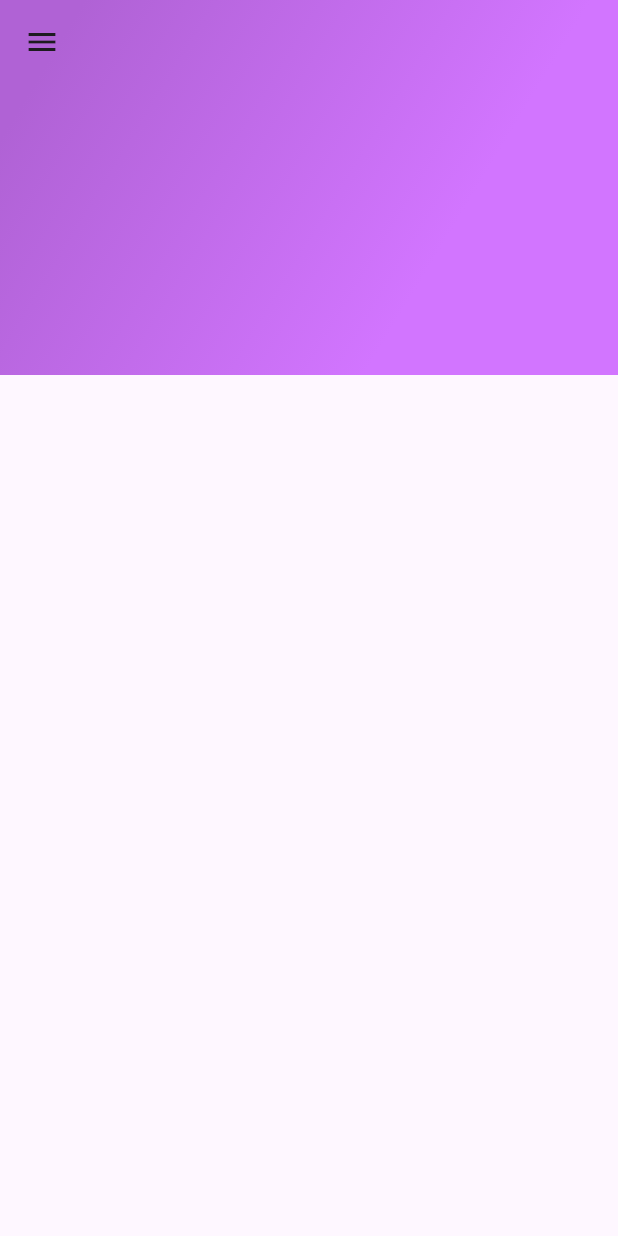
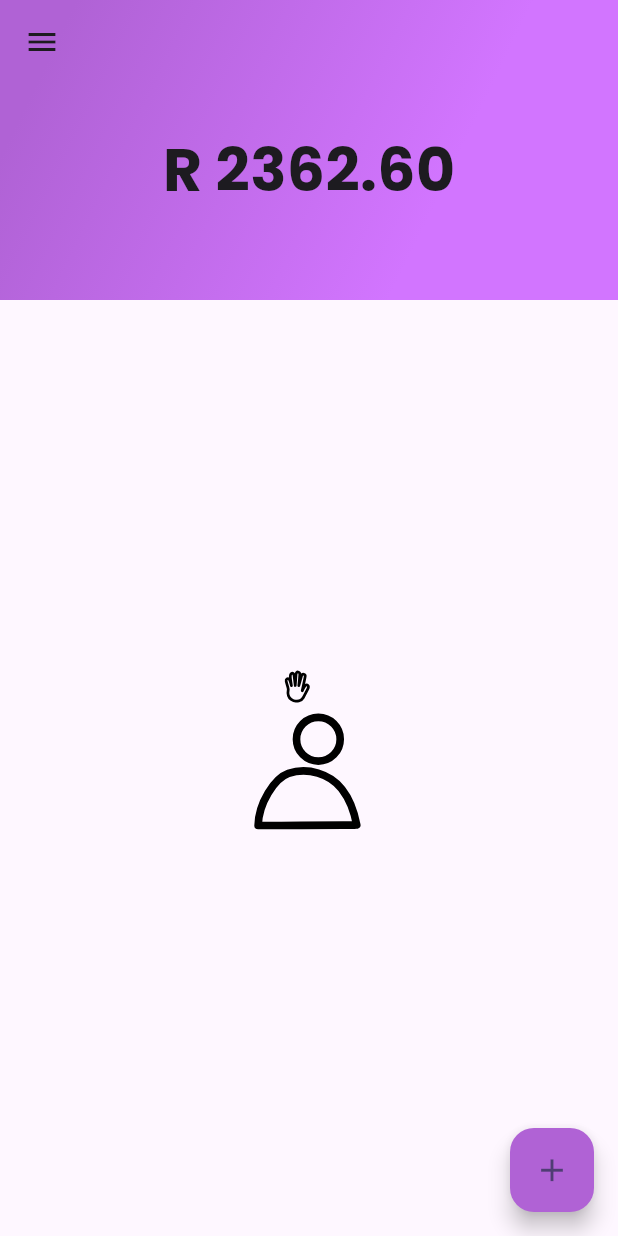
Before and after one commit to Pedro-Balestra/Simplest_Front, a Flutter app: the Home screen opened by its route, on a phone screen of 412 x 824 dp. Run offline on Flutter 3.47's test engine with Material 2 defaults, Android fonts, the phone set to English and light mode, and no system bars; our stand-ins replace google_fonts, lottie.

Commit message:
Criação da tela home

```diff
--- a/lib/screens/home/home.dart
+++ b/lib/screens/home/home.dart
@@ -1,4 +1,6 @@
 import 'package:flutter/material.dart';
+import 'package:google_fonts/google_fonts.dart';
+import 'package:lottie/lottie.dart';
 import 'package:simples_front_end/screens/home/menu_drawer/drawer.dart';
 import 'package:simples_front_end/utils/appColors.dart';
 
@@ -13,18 +15,50 @@ class _HomeState extends State<Home> {
   @override
   Widget build(BuildContext context) {
     return Scaffold(
+      floatingActionButton: FloatingActionButton(
+        onPressed: () {},
+        backgroundColor: AppColors.primaryColor,
+        child: const Icon(Icons.add, size: 25),
+      ),
       extendBodyBehindAppBar: true,
       appBar: AppBar(
         backgroundColor: Colors.transparent,
         elevation: 0,
       ),
       drawer: menuDrawer(context),
-      body: Container(
-        width: double.infinity,
-        height: 250,
-        decoration: BoxDecoration(
-          gradient: backgroundApp(),
-        ),
+      body: Column(
+        children: [
+          Container(
+            width: double.infinity,
+            height: 200,
+            decoration: BoxDecoration(
+              gradient: backgroundApp(),
+            ),
+            child: Center(
+              child: Padding(
+                padding: const EdgeInsets.only(top: 25.0),
+                child: Text(
+                  "R 2362.60",
+                  style: GoogleFonts.poppins(
+                      fontSize: 40, fontWeight: FontWeight.bold),
+                ),
+              ),
+            ),
+          ),
+          Expanded(
+            child: Container(
+              child: Column(
+                mainAxisAlignment: MainAxisAlignment.center,
+                children: [
+                  Container(
+                    height: MediaQuery.of(context).size.height / 4,
+                    child: Lottie.asset('assets/lottie/profile_hello.json'),
+                  )
+                ],
+              ),
+            ),
+          ),
+        ],
       ),
     );
   }
--- a/pubspec.yaml
+++ b/pubspec.yaml
@@ -37,6 +37,7 @@ dependencies:
   cupertino_icons: ^1.0.2
   google_fonts: ^5.1.0
   lottie: ^2.5.0
+  file_picker: ^4.0.0
 
 dev_dependencies:
   flutter_test:
```
